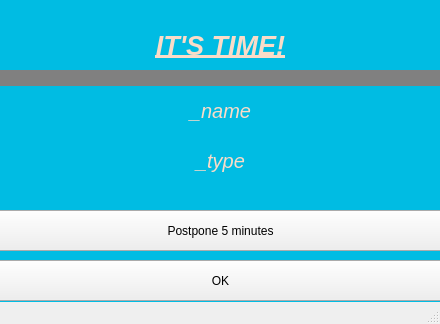
Old version of the form ringer.ui in the repository hor00s/Alarmer.
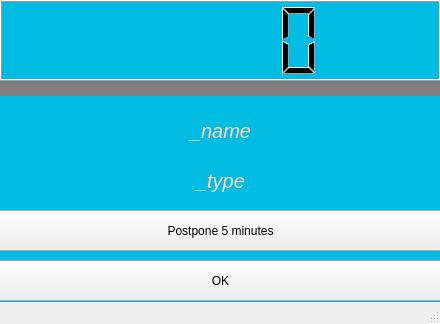
New version of the form.

Patch:
```diff
--- a/ringer.ui
+++ b/ringer.ui
@@ -14,34 +14,6 @@
    <string>MainWindow</string>
   </property>
   <widget class="QWidget" name="centralwidget">
-   <widget class="QLabel" name="label">
-    <property name="geometry">
-     <rect>
-      <x>0</x>
-      <y>0</y>
-      <width>441</width>
-      <height>91</height>
-     </rect>
-    </property>
-    <property name="font">
-     <font>
-      <pointsize>20</pointsize>
-      <weight>75</weight>
-      <italic>true</italic>
-      <bold>true</bold>
-      <underline>true</underline>
-     </font>
-    </property>
-    <property name="styleSheet">
-     <string notr="true">color: rgb(250, 220, 200);</string>
-    </property>
-    <property name="text">
-     <string>IT'S TIME!</string>
-    </property>
-    <property name="alignment">
-     <set>Qt::AlignCenter</set>
-    </property>
-   </widget>
    <widget class="QLabel" name="label_2">
     <property name="geometry">
      <rect>
@@ -88,7 +60,7 @@
     <property name="geometry">
      <rect>
       <x>0</x>
-      <y>90</y>
+      <y>110</y>
       <width>441</width>
       <height>41</height>
      </rect>
@@ -113,7 +85,7 @@
     <property name="geometry">
      <rect>
       <x>0</x>
-      <y>70</y>
+      <y>80</y>
       <width>441</width>
       <height>16</height>
      </rect>
@@ -129,7 +101,7 @@
     <property name="geometry">
      <rect>
       <x>0</x>
-      <y>140</y>
+      <y>160</y>
       <width>441</width>
       <height>41</height>
      </rect>
@@ -150,13 +122,16 @@
      <set>Qt::AlignCenter</set>
     </property>
    </widget>
-   <zorder>label_2</zorder>
-   <zorder>label</zorder>
-   <zorder>ok_btn</zorder>
-   <zorder>postpone_btn</zorder>
-   <zorder>event_name</zorder>
-   <zorder>label_4</zorder>
-   <zorder>event_type</zorder>
+   <widget class="QLCDNumber" name="lcd_time">
+    <property name="geometry">
+     <rect>
+      <x>0</x>
+      <y>0</y>
+      <width>441</width>
+      <height>81</height>
+     </rect>
+    </property>
+   </widget>
   </widget>
   <widget class="QStatusBar" name="statusbar"/>
  </widget>
```
